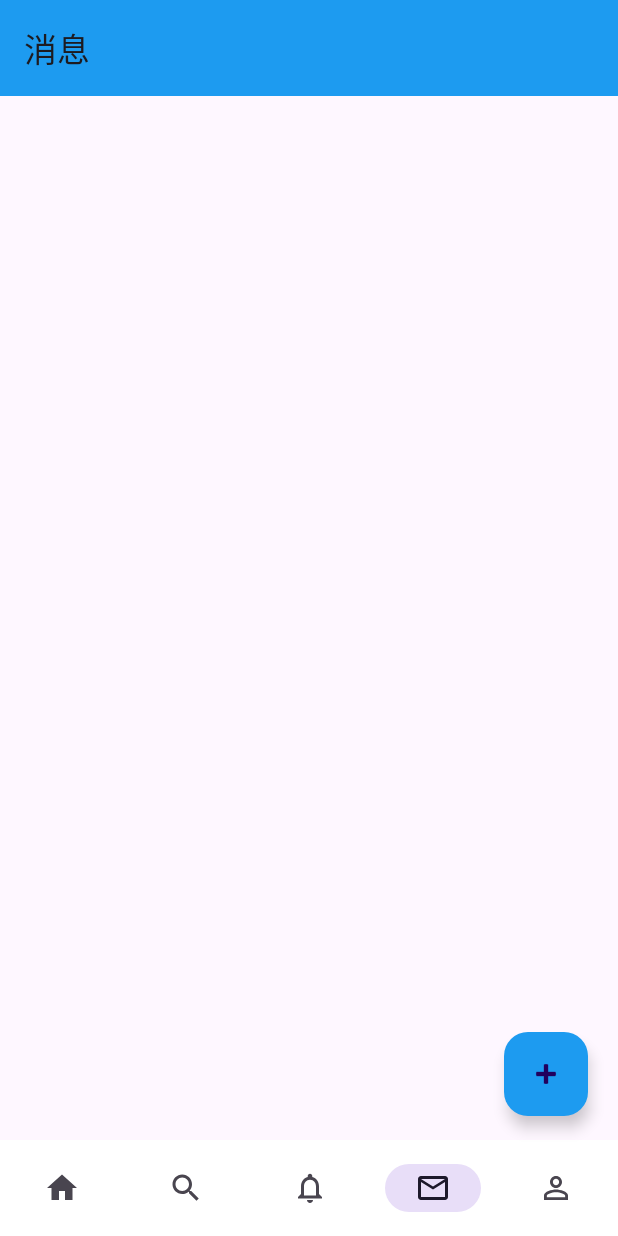
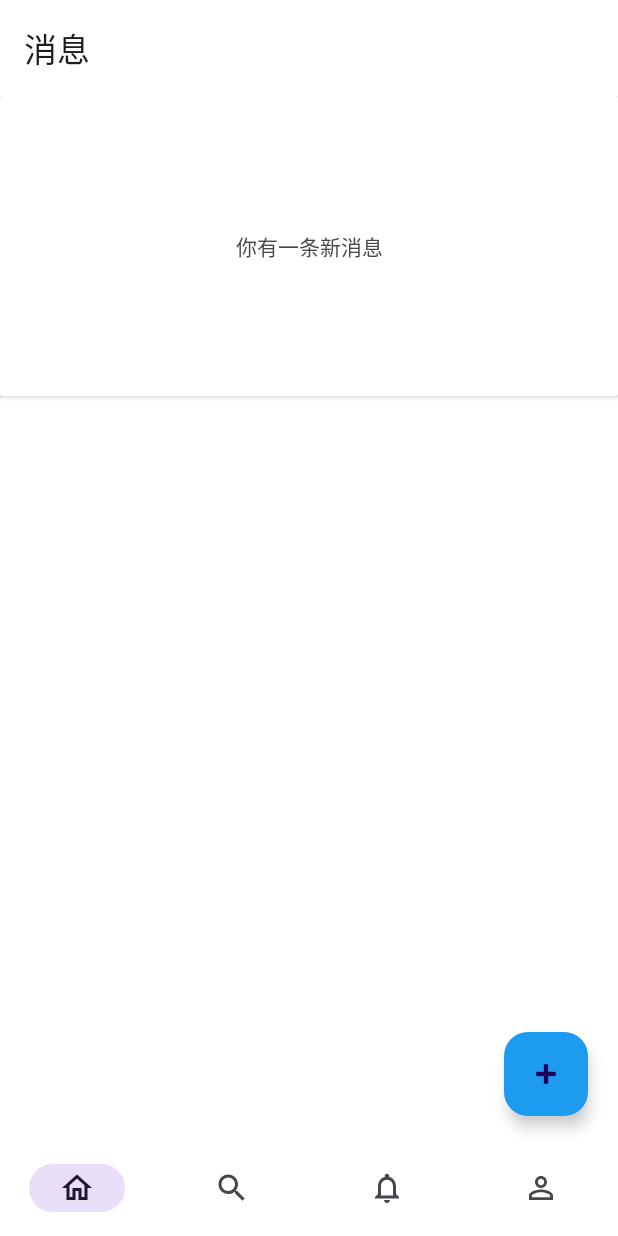
Before and after one commit to hekai97/AndroidProject, an Android app: the MessageFragment screen opened through its navigation route, on a phone screen of 412 x 824 dp. Run offline under Robolectric (Android 15) with nearby library versions, the light colour scheme and no system bars; our stand-ins replace navigation-ui; 1 statement that could not run was skipped.

Commit message:
略稳定版1

```diff
--- a/app/src/main/java/com/hekai/androidproject/util/RemoteURL.kt
+++ b/app/src/main/java/com/hekai/androidproject/util/RemoteURL.kt
@@ -1,6 +1,6 @@
 package com.hekai.androidproject.util
 
 fun myBaseURL():String{
-    return "http://10.20.92.222:8082/"
+    return "http://192.168.137.1:8082/"
 }
 //[图片]image/picture/test.jpg
--- a/app/src/main/java/com/hekai/androidproject/viewmodels/activityviewmodels/ContentActivityViewModel.kt
+++ b/app/src/main/java/com/hekai/androidproject/viewmodels/activityviewmodels/ContentActivityViewModel.kt
@@ -46,7 +46,7 @@ class ContentActivityViewModel: ViewModel() {
         //正则表达式的格式为：[图片]http://ip:port/image/xxx.xxx space
         //正则表达式2格式[图片]image/picture/xxx.xxx space
 //        val regex=Regex("\\[\\u56FE\\u7247\\](http):\\/\\/(([0-9]{1,3}\\.)+[0-9]{1,3}\\:[0-9]{2,5}\\/image\\/[a-z|A-Z|0-9]+\\.[a-z|A-Z]+\\b)")
-        val regex=Regex("\\[\\u56FE\\u7247\\]images\\/picture\\/[a-z|A-Z|0-9|_]+\\.[a-z|A-Z]+\\b")
+        val regex=Regex("\\[\\u56FE\\u7247\\]images\\/picture\\/[a-z|A-Z|0-9|_|.]+\\.[a-z|A-Z]+\\b")
 //        val string="[图片]http://10.20.92.222:8082/image/12.jpg"
 //        Log.d("Hekai", "setContent: ${string.matches(regex)}")
         var result=ArrayList<RangeAndValue>()
--- /dev/null
+++ b/app/src/main/res/drawable/ic_outline_home_24.xml
@@ -0,0 +1,10 @@
+<vector xmlns:android="http://schemas.android.com/apk/res/android"
+    android:width="24dp"
+    android:height="24dp"
+    android:viewportWidth="24"
+    android:viewportHeight="24"
+    android:tint="?attr/colorControlNormal">
+  <path
+      android:fillColor="@android:color/white"
+      android:pathData="M12,5.69l5,4.5V18h-2v-6H9v6H7v-7.81l5,-4.5M12,3L2,12h3v8h6v-6h2v6h6v-8h3L12,3z"/>
+</vector>
--- a/app/src/main/res/layout/activity_content.xml
+++ b/app/src/main/res/layout/activity_content.xml
@@ -38,8 +38,8 @@
                     android:id="@+id/toolbar"
                     android:layout_width="match_parent"
                     android:layout_height="?attr/actionBarSize"
+                    android:background="@color/white"
                     app:layout_collapseMode="pin"
-                    app:menu="@menu/share_menu"
                     app:navigationIcon="@drawable/ic_baseline_arrow_back_24"></androidx.appcompat.widget.Toolbar>
             </com.google.android.material.appbar.CollapsingToolbarLayout>
         </com.google.android.material.appbar.AppBarLayout>
--- a/app/src/main/res/layout/activity_publish_posts.xml
+++ b/app/src/main/res/layout/activity_publish_posts.xml
@@ -11,7 +11,7 @@
         android:id="@+id/toolbar_in_publish"
         android:layout_width="0dp"
         android:layout_height="wrap_content"
-        android:background="?attr/colorPrimary"
+        android:background="@color/white"
         android:minHeight="?attr/actionBarSize"
         android:theme="?attr/actionBarTheme"
         app:layout_constraintEnd_toEndOf="parent"
--- a/app/src/main/res/layout/activity_register.xml
+++ b/app/src/main/res/layout/activity_register.xml
@@ -4,6 +4,7 @@
     xmlns:tools="http://schemas.android.com/tools"
     android:layout_width="match_parent"
     android:layout_height="match_parent"
+    android:background="@color/white"
     tools:context=".otheractivity.RegisterActivity">
 
     <TextView
@@ -113,7 +114,7 @@
         android:id="@+id/toolbar3"
         android:layout_width="0dp"
         android:layout_height="wrap_content"
-        android:background="?attr/colorPrimary"
+        android:background="@color/white"
         android:minHeight="?attr/actionBarSize"
         android:theme="?attr/actionBarTheme"
         app:layout_constraintEnd_toEndOf="parent"
--- a/app/src/main/res/layout/app_bar_layout.xml
+++ b/app/src/main/res/layout/app_bar_layout.xml
@@ -17,7 +17,7 @@
             android:id="@+id/toolbar"
             android:layout_width="match_parent"
             android:layout_height="?attr/actionBarSize"
-            android:background="@color/blue1"></androidx.appcompat.widget.Toolbar>
+            android:background="@color/white"></androidx.appcompat.widget.Toolbar>
 
     </com.google.android.material.appbar.AppBarLayout>
 
--- a/app/src/main/res/layout/bottom_message_fragment.xml
+++ b/app/src/main/res/layout/bottom_message_fragment.xml
@@ -1,9 +1,34 @@
 <?xml version="1.0" encoding="utf-8"?>
-<androidx.coordinatorlayout.widget.CoordinatorLayout xmlns:android="http://schemas.android.com/apk/res/android"
+<androidx.constraintlayout.widget.ConstraintLayout xmlns:android="http://schemas.android.com/apk/res/android"
+    xmlns:app="http://schemas.android.com/apk/res-auto"
     xmlns:tools="http://schemas.android.com/tools"
-    xmlns:app="http://schemas.android.com/apk/res-auto"
 
 
     android:layout_width="match_parent"
     android:layout_height="match_parent"
-    tools:context=".fragments.MessageFragment"/>
+    android:background="@color/white"
+    tools:context=".fragments.MessageFragment">
+
+    <androidx.cardview.widget.CardView
+        android:layout_width="match_parent"
+        android:layout_height="200dp"
+        app:layout_constraintEnd_toEndOf="parent"
+        app:layout_constraintStart_toStartOf="parent"
+        app:layout_constraintTop_toTopOf="parent">
+
+        <androidx.constraintlayout.widget.ConstraintLayout
+            android:layout_width="match_parent"
+            android:layout_height="match_parent">
+
+            <TextView
+                android:id="@+id/textView13"
+                android:layout_width="wrap_content"
+                android:layout_height="wrap_content"
+                android:text="你有一条新消息"
+                app:layout_constraintBottom_toBottomOf="parent"
+                app:layout_constraintEnd_toEndOf="parent"
+                app:layout_constraintStart_toStartOf="parent"
+                app:layout_constraintTop_toTopOf="parent" />
+        </androidx.constraintlayout.widget.ConstraintLayout>
+    </androidx.cardview.widget.CardView>
+</androidx.constraintlayout.widget.ConstraintLayout>
--- a/app/src/main/res/layout/bottom_mine_fragment.xml
+++ b/app/src/main/res/layout/bottom_mine_fragment.xml
@@ -6,6 +6,7 @@
 
     android:layout_width="match_parent"
     android:layout_height="match_parent"
+    android:background="@color/white"
     tools:context=".fragments.MineFragment">
 
     <com.google.android.material.imageview.ShapeableImageView
--- a/app/src/main/res/menu/bottom_menu.xml
+++ b/app/src/main/res/menu/bottom_menu.xml
@@ -3,7 +3,7 @@
 
     <item
         android:id="@+id/bottom_home"
-        android:icon="@drawable/ic_baseline_home_24"
+        android:icon="@drawable/ic_outline_home_24"
         android:title="@string/bottom_menu_home" />
     <item
         android:id="@+id/bottom_search"
@@ -14,10 +14,6 @@
         android:icon="@drawable/ic_baseline_notifications_none_24"
         android:title="@string/bottom_menu_notification" />
     <item
-        android:id="@+id/bottom_message"
-        android:icon="@drawable/ic_baseline_mail_outline_24"
-        android:title="@string/bottom_menu_message" />
-    <item
         android:id="@+id/bottom_mine"
         android:icon="@drawable/ic_baseline_person_outline_24"
         android:title="@string/bottom_menu_mine" />
--- a/app/src/main/res/values/themes.xml
+++ b/app/src/main/res/values/themes.xml
@@ -2,7 +2,7 @@
     <!-- Base application theme. -->
     <style name="Theme.AndroidProject" parent="Theme.Material3.DayNight.NoActionBar">
         <!-- Primary brand color. -->
-        <item name="colorPrimary">@color/white</item>
+        <item name="colorPrimary">@color/blue1</item>
         <item name="colorPrimaryVariant">@color/white</item>
         <item name="colorOnPrimary">@color/white</item>
         <!-- Secondary brand color. -->
```
Also changed, not shown: app/src/main/java/com/hekai/androidproject/otheractivity/ContentActivity.kt (+37 -0 lines), app/src/main/java/com/hekai/androidproject/otheractivity/PublishPostsActivity.kt (+9 -5 lines), app/src/main/java/com/hekai/androidproject/util/ErrorAlert.kt (added, +12 -0 lines), app/src/main/res/layout/bottom_notification_fragment.xml (+16 -3 lines), app/src/main/res/layout/bottom_search_fragment.xml (+1 -8 lines).
